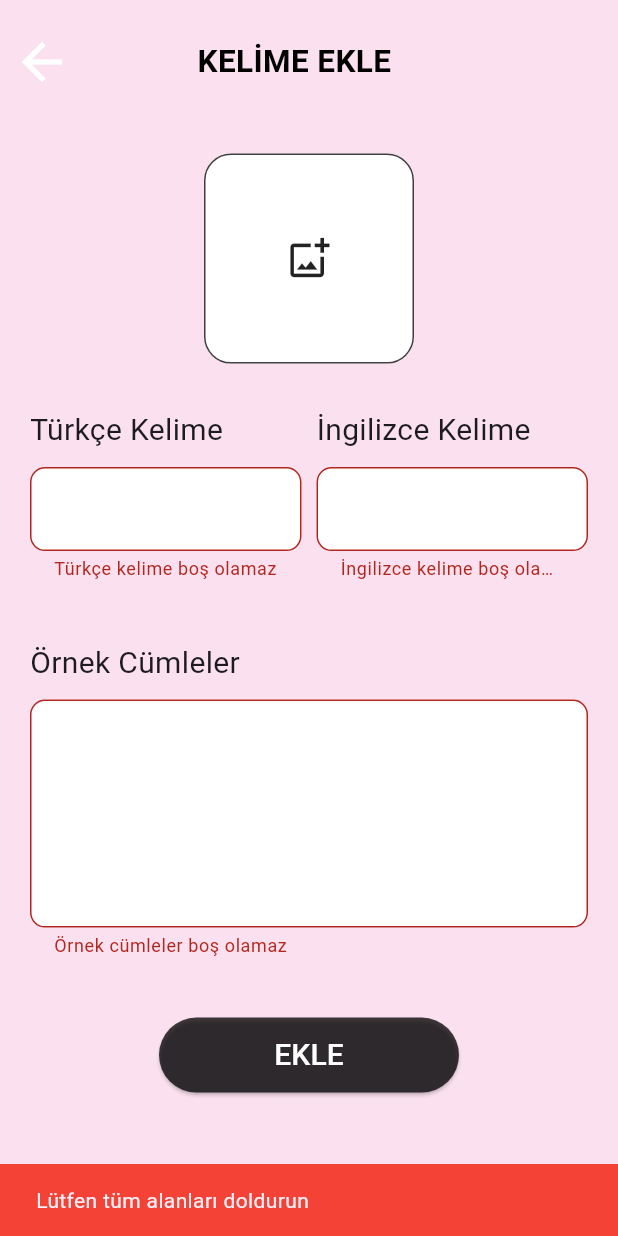
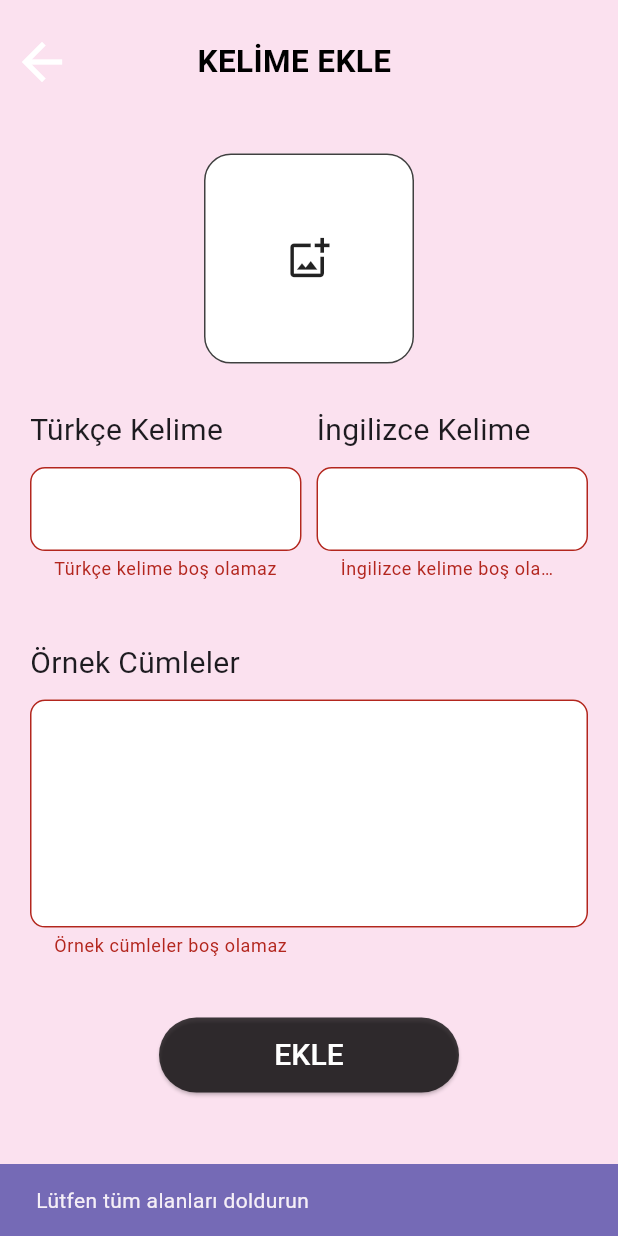
Before and after one commit to Dilara-Selin/Word-Sparkle, a Flutter app: the AddWord screen opened directly, after a tap on "EKLE", on a phone screen of 412 x 824 dp. Run offline on Flutter 3.47's test engine with Material 3 defaults, Android fonts, the light colour scheme and no system bars; our stand-ins replace charts_flutter, cloud_firestore, firebase_auth, firebase_core, firebase_storage, image_picker and 2 more; accounts and stored records are empty.

Commit message:
Son düzeltmeler yapıldı

```diff
--- a/lib/customs/custom.elevatedbutton.dart
+++ b/lib/customs/custom.elevatedbutton.dart
@@ -23,7 +23,7 @@ class CustomElevatedButton extends StatelessWidget {
       child: Text(
         content,
         style: const TextStyle(
-          color: Colors.white,
+          color: CustomColors.themecolor,
           fontSize: 20,
         ),
       ),
--- a/lib/customs/customcolors.dart
+++ b/lib/customs/customcolors.dart
@@ -1,13 +1,10 @@
 import 'package:flutter/material.dart';
 
 class CustomColors {
-  static const scaffoldBackGroundColor = Color(0xFFF48F81);
-  static const textButtonColor = Color.fromARGB(255, 0, 0, 0);
-  static const loginButtonTextColor = Color(0xffffffff);
-  static const pinkcolor = Color(0xFFFBE1EF);
+  static const themecolor = Color(0xFFFBE1EF);
   static final buttoncolor = Colors.black.withOpacity(0.75);
-  static const blackcolor = Colors.black;
-  static const whitecolor = Colors.white;
+  static const darktextcolor = Colors.black;
+  static const lighttextcolor = Colors.white;
   static const errorcolor = Color(0xFF756AB6);
   static const hintText = Colors.grey;
 }
--- a/lib/customs/customtextbutton.dart
+++ b/lib/customs/customtextbutton.dart
@@ -11,7 +11,7 @@ class CustomTextButton extends StatelessWidget {
       {super.key,
       required this.onPressed,
       required this.buttonText,
-      this.textColor = CustomColors.blackcolor});
+      this.textColor = CustomColors.darktextcolor});
 
   @override
   Widget build(BuildContext context) {
--- a/lib/screens/SplashScreen.dart
+++ b/lib/screens/SplashScreen.dart
@@ -38,7 +38,7 @@ class _SplashScreenState extends State<SplashScreen> {
   @override
   Widget build(BuildContext context) {
     return Scaffold(
-      backgroundColor: CustomColors.blackcolor,
+      backgroundColor: CustomColors.darktextcolor,
       body: Center(
         child: Column(
           mainAxisAlignment: MainAxisAlignment.center,
@@ -59,7 +59,7 @@ class _SplashScreenState extends State<SplashScreen> {
                   } else {
                     return Text(
                       'Image not found',
-                      style: TextStyle(color: CustomColors.whitecolor),
+                      style: TextStyle(color: CustomColors.lighttextcolor),
                     );
                   }
                 } else if (snapshot.connectionState ==
--- a/lib/screens/addword.dart
+++ b/lib/screens/addword.dart
@@ -4,6 +4,7 @@ import 'package:firebase_auth/firebase_auth.dart';
 import 'package:flutter/material.dart';
 import 'package:image_picker/image_picker.dart';
 import 'package:firebase_storage/firebase_storage.dart';
+import 'package:last_projectt/customs/customcolors.dart';
 import 'home.dart';
 
 class AddWord extends StatefulWidget {
@@ -16,11 +17,9 @@ class AddWord extends StatefulWidget {
 class _AddWordState extends State<AddWord> {
   final _firestore = FirebaseFirestore.instance;
   final FirebaseAuth _auth = FirebaseAuth.instance;
+  final _picker = ImagePicker();
 
   File? _image;
-  String? _imageUrl;
-  final picker = ImagePicker();
-
   final _formKey = GlobalKey<FormState>();
   final _turkceController = TextEditingController();
   final _ingilizceController = TextEditingController();
@@ -34,58 +33,43 @@ class _AddWordState extends State<AddWord> {
     super.dispose();
   }
 
-  Future<void> getImageGallery() async {
-    final pickedFile = await picker.pickImage(
+  Future<void> _pickImage() async {
+    final pickedFile = await _picker.pickImage(
       source: ImageSource.gallery,
       imageQuality: 80,
     );
     setState(() {
-      if (pickedFile != null) {
-        _image = File(pickedFile.path);
-      } else {
-        print('No Image Picked');
-      }
+      _image = pickedFile != null ? File(pickedFile.path) : null;
     });
   }
 
-  Future<void> addDataToFirestore() async {
+  Future<void> _addDataToFirestore() async {
     final user = _auth.currentUser;
     if (user != null) {
-      final userId = user.uid;
-      final wordsRef =
-          _firestore.collection('users').doc(userId).collection('words');
-
+      String? imageUrl;
       if (_image != null) {
-        final storageReference = FirebaseStorage.instance
+        final storageRef = FirebaseStorage.instance
             .ref()
             .child('images/${DateTime.now().millisecondsSinceEpoch}');
-        final uploadTask = storageReference.putFile(_image!);
-        await uploadTask.whenComplete(() async {
-          _imageUrl = await storageReference.getDownloadURL();
-        });
+        await storageRef.putFile(_image!);
+        imageUrl = await storageRef.getDownloadURL();
       }
 
       final kelimeData = {
         'turkce': _turkceController.text,
         'ingilizce': _ingilizceController.text,
         'cumle': _cumleController.text,
-        'imageUrl': _imageUrl,
+        'imageUrl': imageUrl,
         'nextTestDate': Timestamp.now(),
         'addedDate': Timestamp.now(),
       };
 
-      await wordsRef.add(kelimeData);
+      await _firestore
+          .collection('users')
+          .doc(user.uid)
+          .collection('words')
+          .add(kelimeData);
     }
-  }
-
-  void _showSnackBar(BuildContext context, String message) {
-    ScaffoldMessenger.of(context).showSnackBar(
-      SnackBar(
-        content: Text(message),
-        duration: const Duration(seconds: 2),
-        backgroundColor: Colors.red,
-      ),
-    );
   }
 
   @override
@@ -95,7 +79,7 @@ class _AddWordState extends State<AddWord> {
 
     return SafeArea(
       child: Scaffold(
-        backgroundColor: const Color(0xFFFBE1EF),
+        backgroundColor: CustomColors.themecolor,
         body: SingleChildScrollView(
           child: Column(
             children: [
@@ -103,7 +87,7 @@ class _AddWordState extends State<AddWord> {
                 width: deviceWidth,
                 height: deviceHeight / 10,
                 decoration: const BoxDecoration(
-                  color: Color(0xFFFBE1EF),
+                  color: CustomColors.themecolor,
                 ),
                 child: Row(
                   children: [
@@ -112,7 +96,7 @@ class _AddWordState extends State<AddWord> {
                       icon: const Icon(
                         Icons.arrow_back,
                         size: 40,
-                        color: Colors.white,
+                        color: CustomColors.lighttextcolor,
                       ),
                     ),
                     const Spacer(),
@@ -121,7 +105,7 @@ class _AddWordState extends State<AddWord> {
                       style: TextStyle(
                         fontSize: 21,
                         fontWeight: FontWeight.bold,
-                        color: Colors.black,
+                        color: CustomColors.darktextcolor,
                       ),
                     ),
                     const Spacer(flex: 2),
@@ -129,16 +113,16 @@ class _AddWordState extends State<AddWord> {
                 ),
               ),
               InkWell(
-                onTap: getImageGallery,
+                onTap: _pickImage,
                 child: Padding(
                   padding: const EdgeInsets.only(top: 20),
                   child: Container(
                     width: 140,
                     height: 140,
                     decoration: BoxDecoration(
-                      color: Colors.white,
+                      color: CustomColors.lighttextcolor,
                       border: Border.all(
-                        color: Colors.black.withOpacity(0.75),
+                        color: CustomColors.buttoncolor,
                         width: 1,
                       ),
                       borderRadius: BorderRadius.circular(18),
@@ -167,12 +151,10 @@ class _AddWordState extends State<AddWord> {
                             child: _buildTextField(
                               controller: _turkceController,
                               label: 'Türkçe Kelime',
-                              validator: (value) {
-                                if (value == null || value.isEmpty) {
-                                  return 'Türkçe kelime boş olamaz';
-                                }
-                                return null;
-                              },
+                              validator: (value) =>
+                                  value == null || value.isEmpty
+                                      ? 'Türkçe kelime boş olamaz'
+                                      : null,
                             ),
                           ),
                           const SizedBox(width: 10),
@@ -180,12 +162,10 @@ class _AddWordState extends State<AddWord> {
                             child: _buildTextField(
                               controller: _ingilizceController,
                               label: 'İngilizce Kelime',
-                              validator: (value) {
-                                if (value == null || value.isEmpty) {
-                                  return 'İngilizce kelime boş olamaz';
-                                }
-                                return null;
-                              },
+                              validator: (value) =>
+                                  value == null || value.isEmpty
+                                      ? 'İngilizce kelime boş olamaz'
+                                      : null,
                             ),
                           ),
                         ],
@@ -195,27 +175,29 @@ class _AddWordState extends State<AddWord> {
                         controller: _cumleController,
                         label: 'Örnek Cümleler',
                         maxLines: 5,
-                        validator: (value) {
-                          if (value == null || value.isEmpty) {
-                            return 'Örnek cümleler boş olamaz';
-                          }
-                          return null;
-                        },
+                        validator: (value) => value == null || value.isEmpty
+                            ? 'Örnek cümleler boş olamaz'
+                            : null,
                       ),
                       const SizedBox(height: 30),
                       ElevatedButton(
                         onPressed: () async {
                           if (_formKey.currentState!.validate()) {
-                            await addDataToFirestore();
+                            await _addDataToFirestore();
                             Navigator.pushReplacement(
                               context,
                               MaterialPageRoute(
-                                builder: (context) => const HomeScreen(),
+                                  builder: (context) => const HomeScreen()),
+                            );
+                          } else {
+                            ScaffoldMessenger.of(context).showSnackBar(
+                              SnackBar(
+                                content:
+                                    const Text('Lütfen tüm alanları doldurun'),
+                                duration: const Duration(seconds: 2),
+                                backgroundColor: CustomColors.errorcolor,
                               ),
                             );
-                          } else {
-                            _showSnackBar(
-                                context, 'Lütfen tüm alanları doldurun');
                           }
                         },
                         style: ElevatedButton.styleFrom(
@@ -225,9 +207,7 @@ class _AddWordState extends State<AddWord> {
                         child: const Text(
                           'EKLE',
                           style: TextStyle(
-                            fontSize: 20,
-                            color: Colors.white,
-                          ),
+                              fontSize: 20, color: CustomColors.lighttextcolor),
                         ),
                       ),
                     ],
@@ -252,22 +232,18 @@ class _AddWordState extends State<AddWord> {
       child: Column(
         crossAxisAlignment: CrossAxisAlignment.start,
         children: [
-          Text(
-            label,
-            style: const TextStyle(
-              fontSize: 20,
-            ),
-          ),
+          Text(label, style: const TextStyle(fontSize: 20)),
           const SizedBox(height: 10),
           TextFormField(
             controller: controller,
             maxLines: maxLines,
             decoration: InputDecoration(
               filled: true,
-              fillColor: Colors.white,
+              fillColor: CustomColors.lighttextcolor,
               border: OutlineInputBorder(
                 borderRadius: BorderRadius.circular(10),
-                borderSide: const BorderSide(color: Colors.white),
+                borderSide:
+                    const BorderSide(color: CustomColors.lighttextcolor),
               ),
             ),
             validator: validator,
--- a/lib/screens/home.dart
+++ b/lib/screens/home.dart
@@ -50,7 +50,7 @@ class _HomeScreenState extends State<HomeScreen> {
   Widget build(BuildContext context) {
     return SafeArea(
       child: Scaffold(
-        backgroundColor: CustomColors.pinkcolor,
+        backgroundColor: CustomColors.themecolor,
         body: SingleChildScrollView(
           child: Column(
             children: [
@@ -59,7 +59,7 @@ class _HomeScreenState extends State<HomeScreen> {
                 child: Text(
                   'WORD SPARKLE',
                   style: TextStyle(
-                    color: CustomColors.blackcolor,
+                    color: CustomColors.darktextcolor,
                     fontSize: 40,
                     fontWeight: FontWeight.bold,
                   ),
@@ -113,7 +113,7 @@ class _HomeScreenState extends State<HomeScreen> {
                         );
                       },
                       icon: const Icon(Icons.settings,
-                          size: 60, color: CustomColors.blackcolor),
+                          size: 60, color: CustomColors.darktextcolor),
                     ),
                   ),
                 ],
```
Also changed, not shown: lib/screens/SuccessModulePage.dart (+15 -14 lines), lib/screens/forgotpassword.dart (+5 -5 lines), lib/screens/login.dart (+4 -4 lines), lib/screens/quiz.dart (+8 -7 lines), lib/screens/settings.dart (+11 -3 lines), lib/screens/signup.dart (+4 -4 lines).
